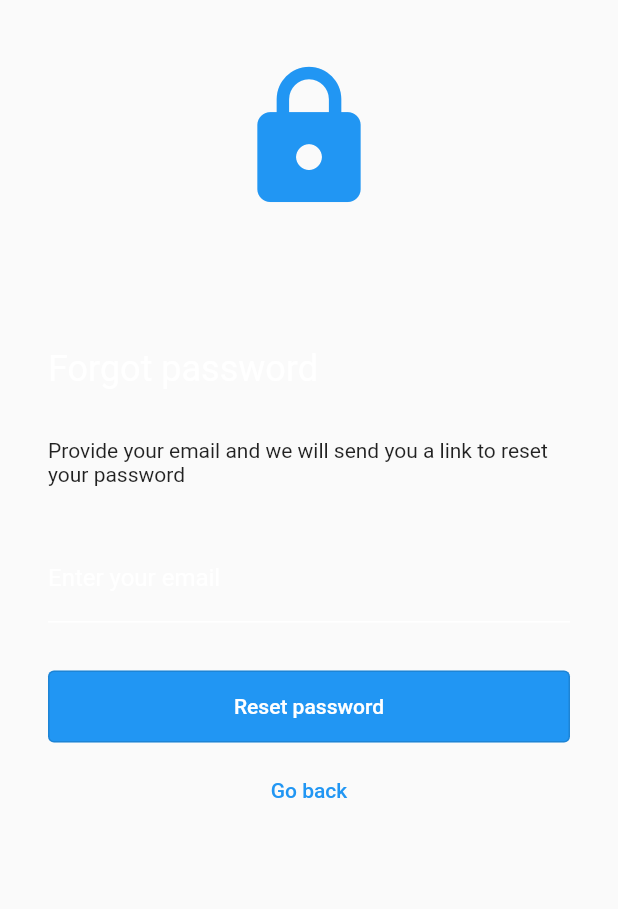
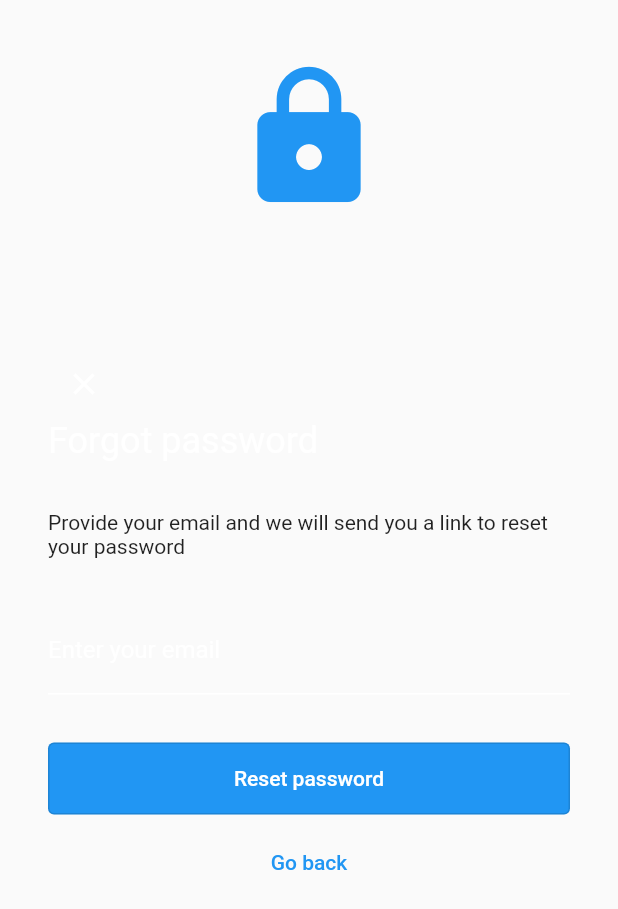
Before and after one commit to VadimBliz/flutterfire_ui, a Flutter app: the ForgotPasswordScreen screen opened by its route, on a phone screen of 412 x 824 dp. Shown: the top 909 px of the screen. Run offline on Flutter 3.47's test engine with Material 2 defaults, Android fonts, the phone set to English and light mode, and no system bars; our stand-ins replace cloud_firestore, email_validator, firebase_auth, firebase_core, firebase_database, firebase_dynamic_links and 3 more; missing offline and left inert: desktop_webview_auth, flutter_facebook_auth, twitter_login; accounts and stored records are empty.

Commit message:
add pop button to reset password

```diff
--- a/lib/src/auth/views/forgot_password_view.dart
+++ b/lib/src/auth/views/forgot_password_view.dart
@@ -66,6 +66,16 @@ class _ForgotPasswordViewState extends State<ForgotPasswordView> {
         mainAxisSize: MainAxisSize.min,
         crossAxisAlignment: CrossAxisAlignment.stretch,
         children: [
+          Align(
+            alignment: Alignment.topLeft,
+            child: IconButton(
+              icon: const Icon(
+                Icons.close,
+                color: Colors.white,
+              ),
+              onPressed: Navigator.of(context).pop,
+            ),
+          ),
           Title(text: l.forgotPasswordViewTitle),
           if (!emailSent) ...[
             spacer,
```
